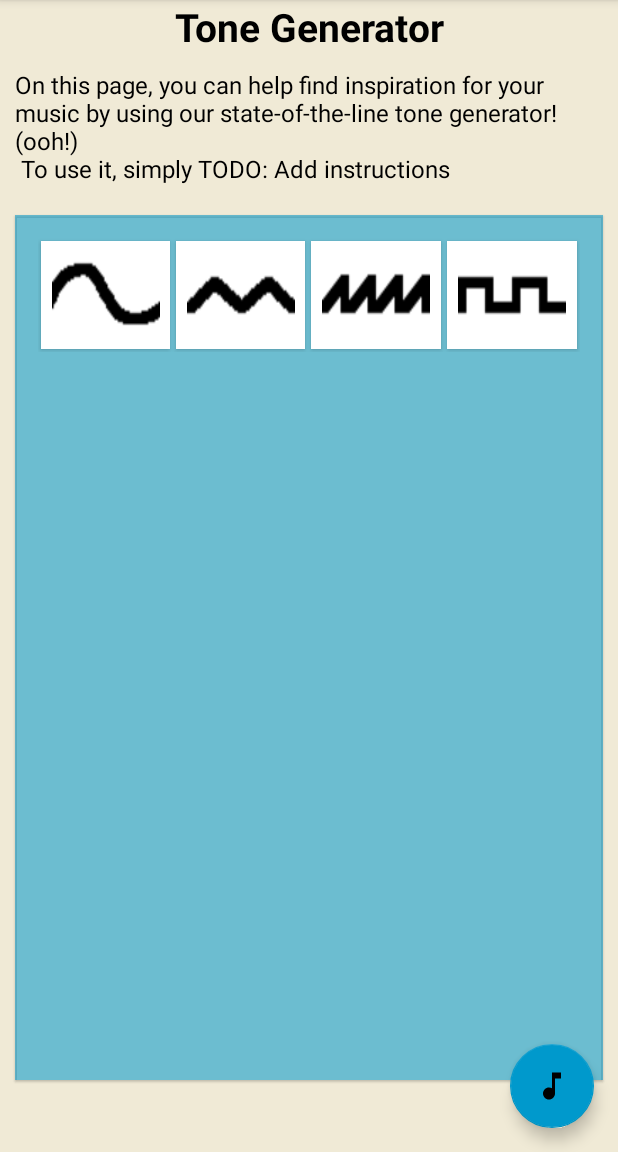
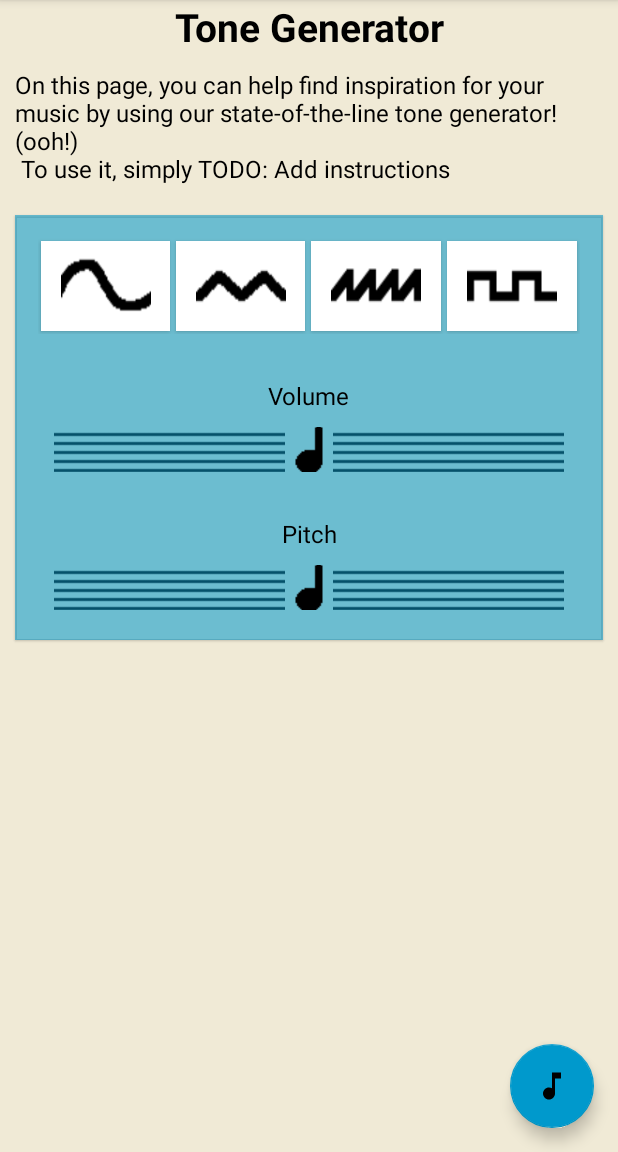
Before and after one commit to zackarhino/the_licc, an Android app: the ToneFragment screen opened through its navigation route, on a phone screen of 412 x 824 dp, the part 84-1236 px from its top. Run offline under Robolectric (Android 15) with nearby library versions, the phone set to English and light mode, and no system bars; our stand-ins replace navigation-ui.

Commit message:
Added Volume and Pitch SeekBars

```diff
--- a/app/src/main/java/com/example/fall2020androidproject/MainActivity.java
+++ b/app/src/main/java/com/example/fall2020androidproject/MainActivity.java
@@ -72,7 +72,7 @@ public class MainActivity extends AppCompatActivity {
         SharedPreferences sharedPreferences = getPreferences(MODE_PRIVATE);
         SharedPreferences.Editor editor = sharedPreferences.edit();
         editor.putBoolean(getString(R.string.key_show_button), true);
-        editor.putInt(getString(R.string.key_play_mode), 0);
+        editor.putInt(getString(R.string.key_play_mode), ToneFragment.PLAY_MODES.ONE_SHOT);
         editor.putBoolean(getString(R.string.key_party_mode), false);
         editor.apply();
 
--- a/app/src/main/java/com/example/fall2020androidproject/fragments/ToneFragment.java
+++ b/app/src/main/java/com/example/fall2020androidproject/fragments/ToneFragment.java
@@ -1,6 +1,7 @@
 package com.example.fall2020androidproject.fragments;
 
 import android.content.SharedPreferences;
+import android.content.res.Configuration;
 import android.os.Bundle;
 
 import androidx.fragment.app.Fragment;
@@ -8,6 +9,7 @@ import androidx.fragment.app.Fragment;
 import android.view.LayoutInflater;
 import android.view.View;
 import android.view.ViewGroup;
+import android.widget.TextView;
 
 import com.example.fall2020androidproject.MainActivity;
 import com.example.fall2020androidproject.R;
@@ -54,6 +56,12 @@ public class ToneFragment extends Fragment {
         // Inflate the layout for this fragment
         View view = inflater.inflate(R.layout.fragment_tone, container, false);
 
+        TextView title = view.findViewById(R.id.toneTitle);
+        TextView instructions = view.findViewById(R.id.toneDescription);
+        // Hiding the title and instructions when in landscape mode
+        title.setVisibility((getResources().getConfiguration().orientation == Configuration.ORIENTATION_LANDSCAPE) ? View.GONE : View.VISIBLE);
+        instructions.setVisibility((getResources().getConfiguration().orientation == Configuration.ORIENTATION_LANDSCAPE) ? View.GONE : View.VISIBLE);
+
         SharedPreferences sharedPreferences = getActivity().getPreferences(MODE_PRIVATE);
         if(sharedPreferences.getBoolean(getString(R.string.key_show_button), true)){
             MainActivity.fab.show();
--- a/app/src/main/res/layout/fragment_tone.xml
+++ b/app/src/main/res/layout/fragment_tone.xml
@@ -5,7 +5,6 @@
     android:layout_width="match_parent"
     android:layout_height="match_parent"
     android:background="@color/eggshell"
-    android:gravity="center"
     android:orientation="vertical"
     tools:context=".fragments.ToneFragment">
 
@@ -31,11 +30,12 @@
     <androidx.constraintlayout.widget.ConstraintLayout
         android:id="@+id/toneGeneratorContainer"
         android:layout_width="match_parent"
-        android:layout_height="match_parent"
+        android:layout_height="wrap_content"
         android:layout_marginStart="@dimen/defaultPadding"
         android:layout_marginTop="@dimen/defaultPadding"
         android:layout_marginEnd="@dimen/defaultPadding"
         android:layout_marginBottom="@dimen/toneGeneratorContainerMarginBottom"
+        android:paddingBottom="@dimen/defaultPadding"
         android:background="@color/white"
         android:backgroundTint="#8C0099CC"
         android:elevation="@dimen/elevation_tone_container">
@@ -130,6 +130,60 @@
                 app:iconSize="@dimen/toneGeneratorButtonHeight"
                 app:iconTint="@color/black" />
         </LinearLayout>
+
+        <TextView
+            android:id="@+id/volumeTextView"
+            android:layout_width="wrap_content"
+            android:layout_height="wrap_content"
+            android:layout_marginTop="@dimen/toneGeneratorSpacingHeight"
+            android:text="@string/volumeTextView"
+            android:textColor="@color/black"
+            android:textSize="@dimen/subtitleFontSize"
+            app:layout_constraintEnd_toEndOf="parent"
+            app:layout_constraintStart_toStartOf="parent"
+            app:layout_constraintTop_toBottomOf="@+id/shapeButtons" />
+
+        <SeekBar
+            android:id="@+id/volume"
+            android:layout_width="0dp"
+            android:layout_height="@dimen/toneGeneratorSpacingHeight"
+            android:layout_margin="@dimen/defaultPadding"
+            android:background="@null"
+            android:progress="50"
+            android:progressDrawable="@drawable/progress_bar_grey"
+            android:progressTint="@color/licc_dark_blue"
+            android:thumb="@drawable/thumb_note"
+            app:layout_constraintEnd_toEndOf="parent"
+            app:layout_constraintStart_toStartOf="parent"
+            app:layout_constraintTop_toBottomOf="@+id/volumeTextView" />
+
+        <TextView
+            android:id="@+id/pitchTextView"
+            android:layout_width="wrap_content"
+            android:layout_height="wrap_content"
+            android:layout_marginTop="@dimen/toneGeneratorSpacingHeight"
+            android:text="@string/pitchTextView"
+            android:textColor="@color/black"
+            android:textSize="@dimen/subtitleFontSize"
+            app:layout_constraintEnd_toEndOf="parent"
+            app:layout_constraintStart_toStartOf="parent"
+            app:layout_constraintTop_toBottomOf="@+id/volume" />
+
+        <SeekBar
+            android:id="@+id/pitch"
+            android:layout_width="0dp"
+            android:layout_height="@dimen/toneGeneratorSpacingHeight"
+            android:layout_margin="@dimen/defaultPadding"
+            android:background="@null"
+            android:progress="50"
+            android:progressDrawable="@drawable/progress_bar_grey"
+            android:progressTint="@color/licc_dark_blue"
+            android:thumb="@drawable/thumb_note"
+            app:layout_constraintBottom_toBottomOf="parent"
+            app:layout_constraintEnd_toEndOf="parent"
+            app:layout_constraintStart_toStartOf="parent"
+            app:layout_constraintTop_toBottomOf="@+id/pitchTextView"
+            app:layout_constraintVertical_bias="0.0" />
     </androidx.constraintlayout.widget.ConstraintLayout>
 
 </LinearLayout>
--- a/app/src/main/res/values/dimens.xml
+++ b/app/src/main/res/values/dimens.xml
@@ -10,8 +10,9 @@
     <dimen name="defaultPadding">10dp</dimen>
     <dimen name="commentAuthorHeight">48dp</dimen>
     <dimen name="toneGeneratorButtonContainerMargins">15dp</dimen>
-    <dimen name="toneGeneratorContainerMarginBottom">48dp</dimen>
-    <dimen name="toneGeneratorButtonHeight">72dp</dimen>
+    <dimen name="toneGeneratorContainerMarginBottom">40dp</dimen>
+    <dimen name="toneGeneratorButtonHeight">60dp</dimen>
+    <dimen name="toneGeneratorSpacingHeight">30dp</dimen>
     <dimen name="toneGeneratorButtonMargins">2dp</dimen>
 
     <!-- Font Sizes -->
--- a/app/src/main/res/values/strings.xml
+++ b/app/src/main/res/values/strings.xml
@@ -35,6 +35,8 @@
     <string name="socialText">Check us out on social media:</string>
     <string name="instructions">On this page, you can help find inspiration for your music by using our state-of-the-line tone generator! (ooh!)\n
     To use it, simply TODO: Add instructions</string>
+    <string name="volumeTextView">Volume</string>
+    <string name="pitchTextView">Pitch</string>
 
     <!-- Buttons -->
     <string name="button_email">email</string>
```
Also changed, not shown: app/src/main/res/drawable-v24/progress_bar.png (added), app/src/main/res/drawable-v24/progress_bar_grey.png (added), app/src/main/res/drawable-v24/thumb_note.png (added).
